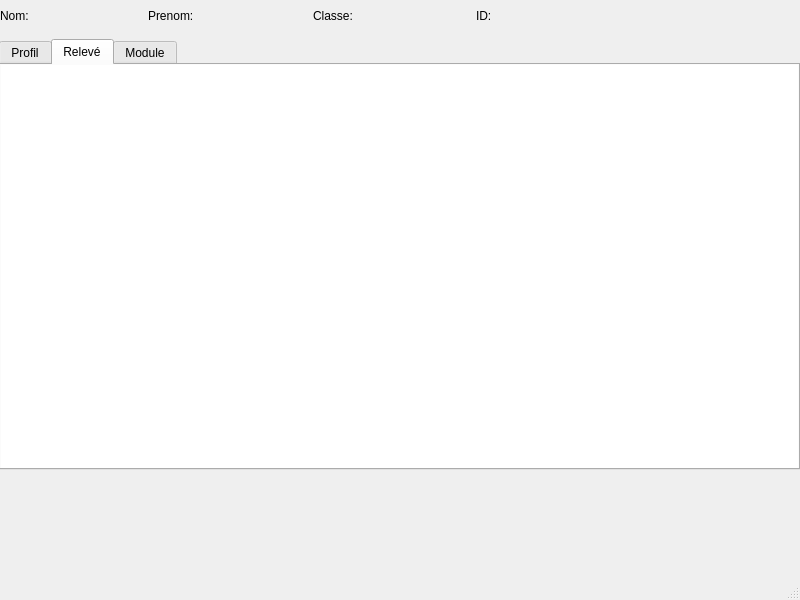
thiongane-ndiaga/gestion_des_notes, file uietudiant.ui: the form before one commit.
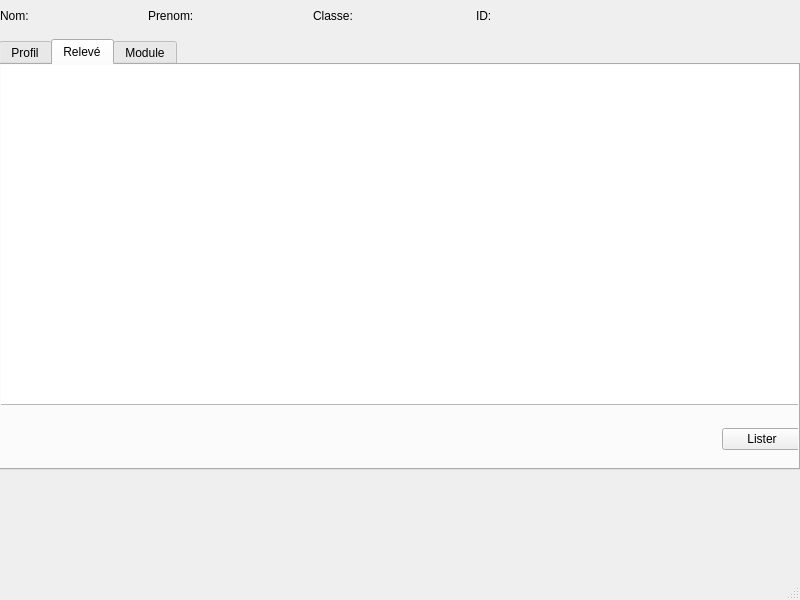
The form after the commit. The open tabs and pages were chosen to show the change. Icons and pictures are not drawn.

What changed in the file:
```diff
--- a/uietudiant.ui
+++ b/uietudiant.ui
@@ -869,26 +869,42 @@
            <x>-1</x>
            <y>-1</y>
            <width>801</width>
-           <height>411</height>
+           <height>341</height>
           </rect>
          </property>
          <layout class="QGridLayout" name="gridLayout_11">
           <item row="0" column="0">
-           <widget class="QListView" name="listView_2">
-            <property name="inputMethodHints">
-             <set>Qt::ImhNone</set>
+           <widget class="QTableView" name="tableView"/>
+          </item>
+         </layout>
+        </widget>
+        <widget class="QWidget" name="horizontalLayoutWidget_2">
+         <property name="geometry">
+          <rect>
+           <x>0</x>
+           <y>339</y>
+           <width>801</width>
+           <height>71</height>
+          </rect>
+         </property>
+         <layout class="QHBoxLayout" name="horizontalLayout">
+          <item>
+           <spacer name="horizontalSpacer">
+            <property name="orientation">
+             <enum>Qt::Horizontal</enum>
             </property>
-            <property name="flow">
-             <enum>QListView::TopToBottom</enum>
+            <property name="sizeHint" stdset="0">
+             <size>
+              <width>40</width>
+              <height>20</height>
+             </size>
             </property>
-            <property name="isWrapping" stdset="0">
-             <bool>false</bool>
-            </property>
-            <property name="layoutMode">
-             <enum>QListView::SinglePass</enum>
-            </property>
-            <property name="viewMode">
-             <enum>QListView::IconMode</enum>
+           </spacer>
+          </item>
+          <item>
+           <widget class="QPushButton" name="pushButtonLister">
+            <property name="text">
+             <string>Lister</string>
             </property>
            </widget>
           </item>
```
Left out of the diff: 37 changed lines with no effect on the pictures.
